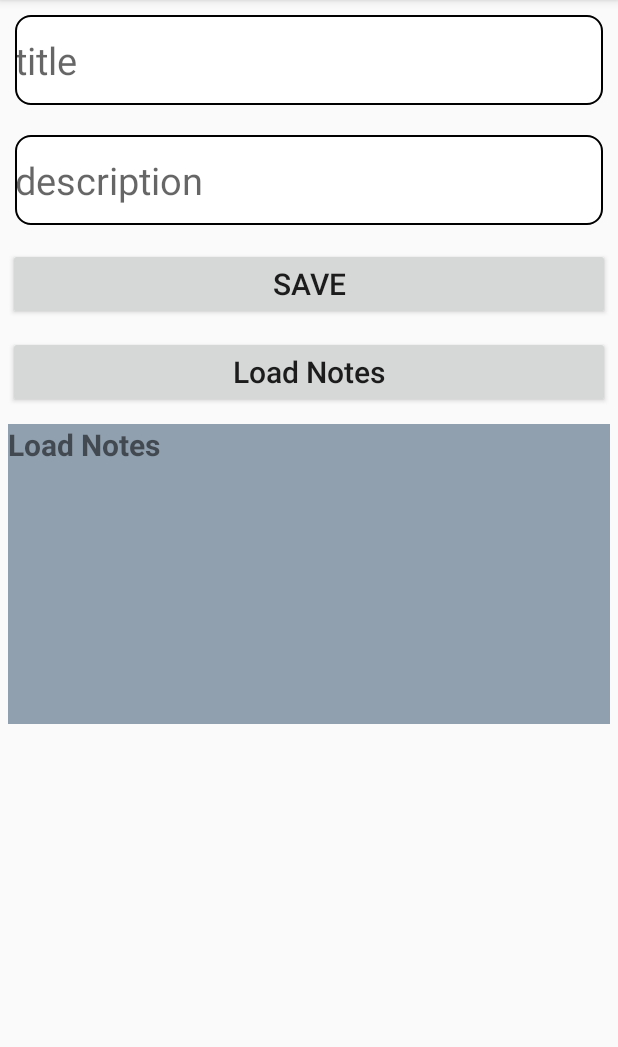
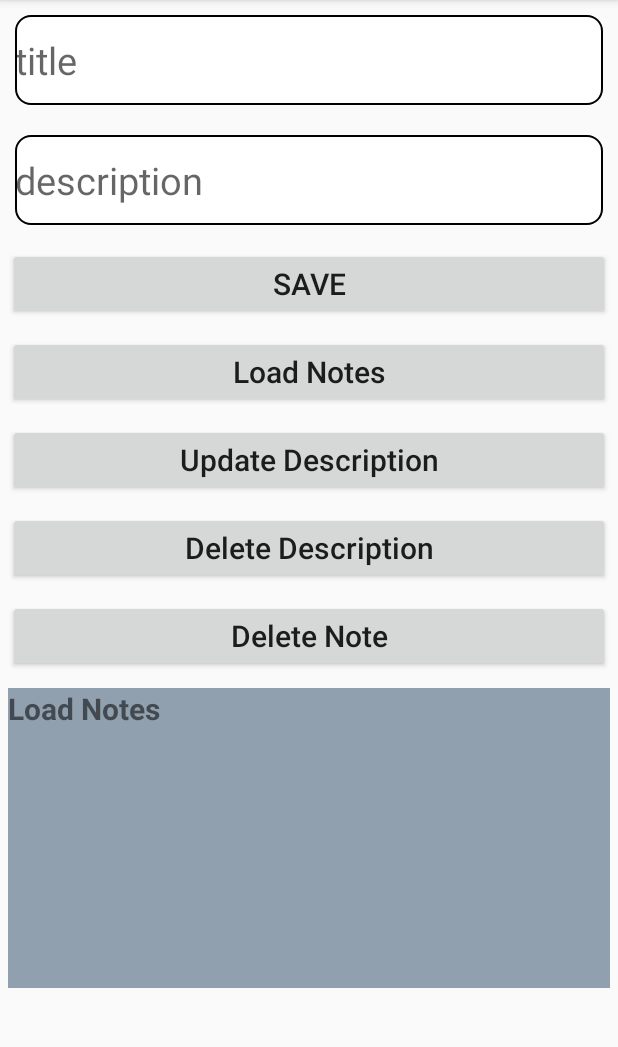
Before and after one commit to tamzidpeace/FireStore00, an Android app: the screen it shows after launch (MainActivity), on a phone screen of 412 x 824 dp, the part 84-1131 px from its top. Run offline under Robolectric (Android 15) with nearby library versions, the phone set to English and light mode, and no system bars; our stand-ins replace Firebase (no records; nobody signed in at launch, a user with empty details on screens opened directly).

```diff
--- a/app/src/main/java/com/example/arafat/firestore00/MainActivity.java
+++ b/app/src/main/java/com/example/arafat/firestore00/MainActivity.java
@@ -19,6 +19,7 @@ import com.google.firebase.firestore.EventListener;
 import com.google.firebase.firestore.FirebaseFirestore;
 import com.google.firebase.firestore.FirebaseFirestoreException;
 import com.google.firebase.firestore.ListenerRegistration;
+import com.google.firebase.firestore.SetOptions;
 
 import java.util.HashMap;
 import java.util.Map;
@@ -127,4 +128,18 @@ public class MainActivity extends AppCompatActivity {
     }
 
 
+    public void updateDescription(View view) {
+
+        String updateDesc = descriptionEditText.getText().toString().trim();
+
+        Map<String, Object> desc = new HashMap<>();
+        desc.put(KEY_DESCRIPTION, updateDesc);
+        noteRef.set(desc, SetOptions.merge());
+    }
+
+    public void deleteDescription(View view) {
+    }
+
+    public void deleteNote(View view) {
+    }
 }
--- a/app/src/main/res/layout/activity_main.xml
+++ b/app/src/main/res/layout/activity_main.xml
@@ -46,6 +46,33 @@
         android:textSize="20sp"
         android:onClick="loadNotes"/>
 
+    <Button
+        android:layout_width="match_parent"
+        android:layout_height="wrap_content"
+        android:layout_margin="5dp"
+        android:text="Update Description"
+        android:textAllCaps="false"
+        android:textSize="20sp"
+        android:onClick="updateDescription"/>
+
+    <Button
+        android:layout_width="match_parent"
+        android:layout_height="wrap_content"
+        android:layout_margin="5dp"
+        android:text="Delete Description"
+        android:textAllCaps="false"
+        android:textSize="20sp"
+        android:onClick="deleteDescription"/>
+
+    <Button
+        android:layout_width="match_parent"
+        android:layout_height="wrap_content"
+        android:layout_margin="5dp"
+        android:text="Delete Note"
+        android:textAllCaps="false"
+        android:textSize="20sp"
+        android:onClick="deleteNote"/>
+
     <TextView
         android:id="@+id/load_notes_text_view"
         android:layout_width="match_parent"
```
